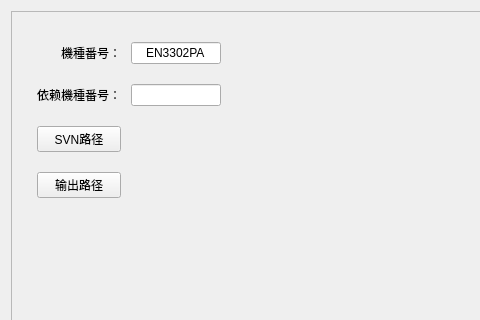
This is Forms/AutomationTool.ui in 335134701/QT_Demo as Qt 5 draws it before an edit; both pictures show x 0 to 480 and y 0 to 320 of the 1027 by 500 pixel window. The edited form follows.
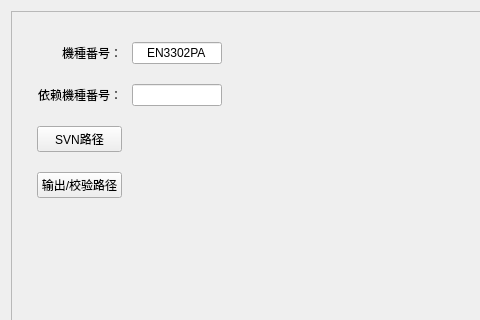
This is the edited form. Icons and pictures are not drawn.

What changed in the file:
```diff
--- a/Forms/AutomationTool.ui
+++ b/Forms/AutomationTool.ui
@@ -390,7 +390,7 @@
           <string notr="true"/>
          </property>
          <property name="text">
-          <string>输出路径</string>
+          <string>输出/校验路径</string>
          </property>
         </widget>
        </item>
```
